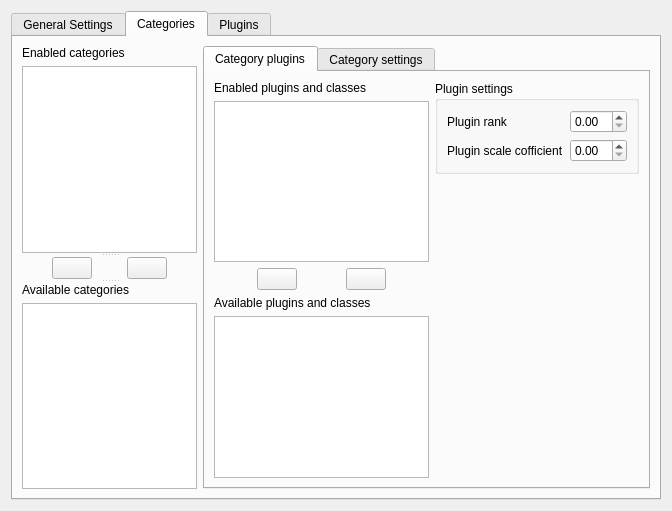
Qt form runtime/service/kcm/main_kcm.ui (KDE/nepomuk-web-extractor) before a commit.
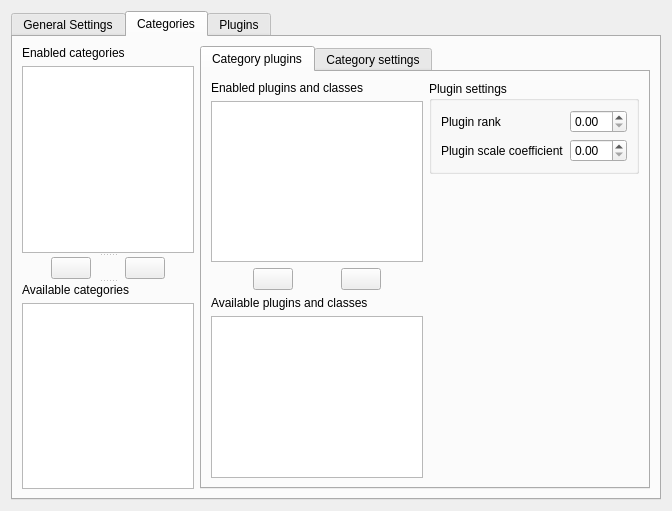
The same form after that commit. Custom widgets are drawn as their Qt base class.

```diff
--- a/runtime/service/kcm/main_kcm.ui
+++ b/runtime/service/kcm/main_kcm.ui
@@ -355,7 +355,7 @@
                   <item>
                    <widget class="QLabel" name="label_14">
                     <property name="text">
-                     <string>Plugin scale cofficient</string>
+                     <string>Plugin scale coefficient</string>
                     </property>
                    </widget>
                   </item>
```
